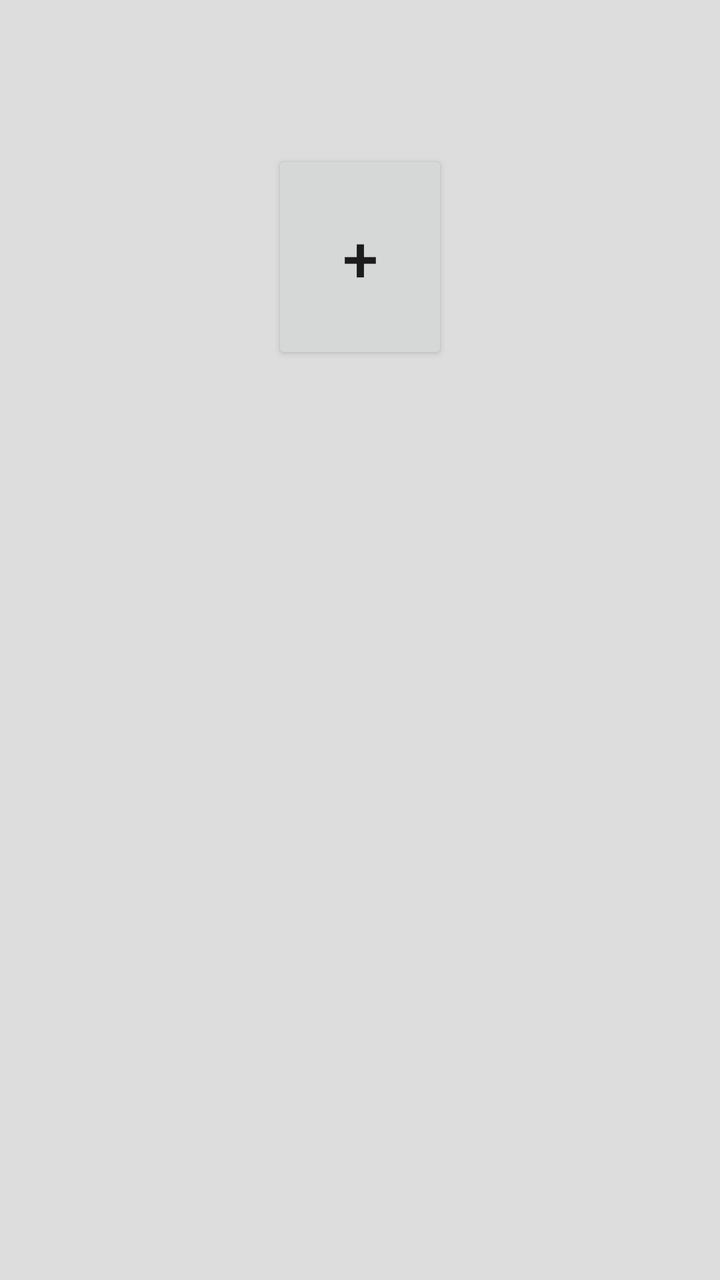
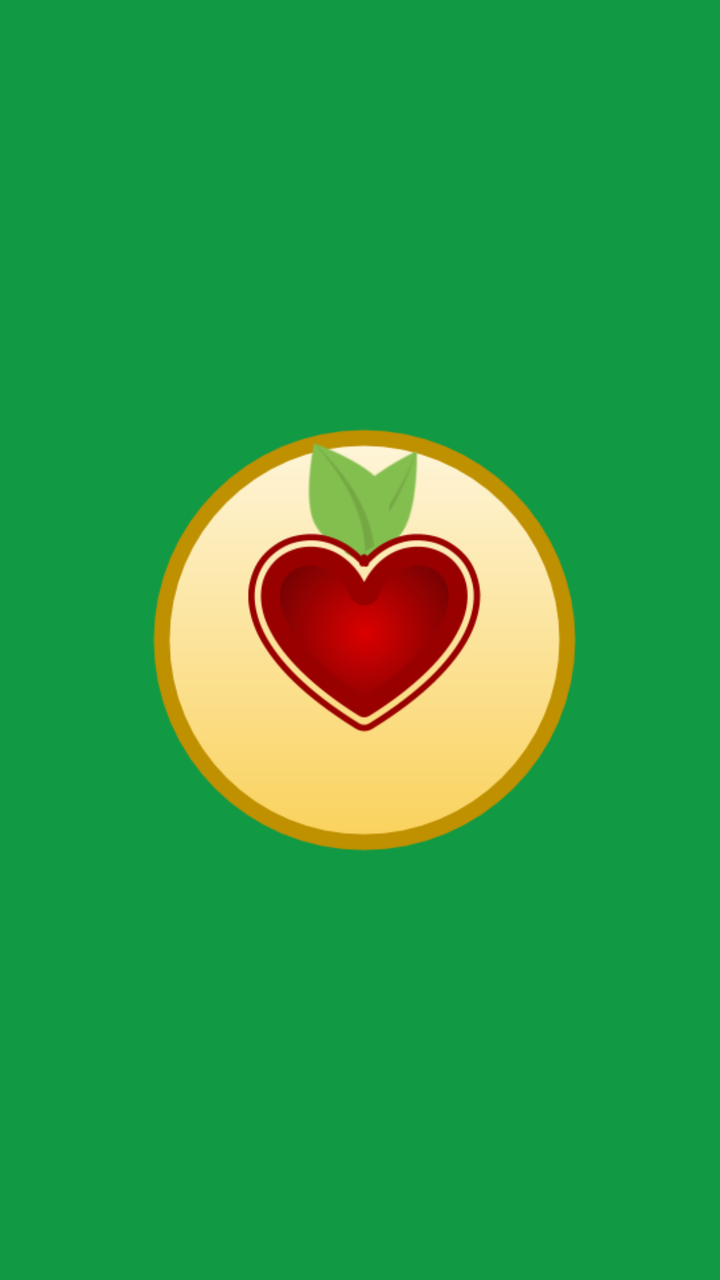

An Android layout rendered at two revisions. The XML below is the earlier revision; the diff shows what the commit changed to produce the second picture.
<!-- AndroidManifest.xml: application theme AppTheme -->
<!-- res/layout/fragment_placeholder.xml -->
<?xml version="1.0" encoding="utf-8"?>
<LinearLayout
    xmlns:android="http://schemas.android.com/apk/res/android"
    xmlns:tools="http://schemas.android.com/tools"
    android:id="@+id/placeholder_fragment"
    android:layout_width="match_parent"
    android:layout_height="match_parent"
    android:background="@color/colorNeutral"
    android:orientation="vertical"
    tools:context=".ui.HomeActivity">

    <TextView
        android:id="@+id/placeholder_message"
        android:layout_width="match_parent"
        android:layout_height="wrap_content"
        android:layout_marginBottom="@dimen/activity_vertical_margin"
        android:layout_marginEnd="@dimen/activity_horizontal_margin"
        android:layout_marginStart="@dimen/activity_horizontal_margin"
        android:layout_marginTop="@dimen/activity_vertical_margin"
        android:gravity="center"
        android:textSize="@dimen/text_size_paragraph_title"/>

    <Button
        android:id="@+id/placeholder_button"
        android:layout_width="wrap_content"
        android:layout_height="wrap_content"
        android:layout_marginTop="@dimen/activity_vertical_margin"
        android:padding="@dimen/button_padding"
        android:layout_gravity="center"
        android:textSize="@dimen/text_size_symbol"
        android:text="@string/symbol_increment_button"/>

</LinearLayout>
<!-- resources referenced by this layout -->
<resources>
  <color name="colorNeutral">#DDD</color>
  <dimen name="activity_horizontal_margin">16dp</dimen>
  <dimen name="activity_vertical_margin">16dp</dimen>
  <dimen name="button_padding">32dp</dimen>
  <dimen name="text_size_paragraph_title">20sp</dimen>
  <dimen name="text_size_symbol">32sp</dimen>
  <string name="symbol_increment_button">+</string>
  <style name="AppTheme" parent="Theme.AppCompat.Light.DarkActionBar">
          <item name="colorPrimary">@color/colorPrimary</item>
          <item name="colorPrimaryDark">@color/colorPrimaryDark</item>
          <item name="colorAccent">@color/colorAccent</item>
          <item name="popupMenuStyle">@style/AppTheme.PopupOverlay</item>
      </style>
  <color name="colorPrimary">#00B0FF</color>
  <color name="colorPrimaryDark">#0081CB</color>
  <color name="colorAccent">#FBC02D</color>
  <style name="AppTheme.PopupOverlay" parent="@android:style/Widget.PopupMenu">
          <item name="android:background">@color/colorPrimary</item>
      </style>
</resources>

<!-- the commit's change to res/layout/fragment_placeholder.xml (unified diff, before → after) -->
@@ -5,29 +5,41 @@
     android:id="@+id/placeholder_fragment"
     android:layout_width="match_parent"
     android:layout_height="match_parent"
-    android:background="@color/colorNeutral"
+    android:background="@color/colorConversionDark"
     android:orientation="vertical"
     tools:context=".ui.HomeActivity">
 
-    <TextView
-        android:id="@+id/placeholder_message"
+    <FrameLayout
+        android:id="@+id/placeholder_container"
         android:layout_width="match_parent"
-        android:layout_height="wrap_content"
-        android:layout_marginBottom="@dimen/activity_vertical_margin"
-        android:layout_marginEnd="@dimen/activity_horizontal_margin"
-        android:layout_marginStart="@dimen/activity_horizontal_margin"
-        android:layout_marginTop="@dimen/activity_vertical_margin"
-        android:gravity="center"
-        android:textSize="@dimen/text_size_paragraph_title"/>
+        android:layout_height="match_parent">
 
-    <Button
-        android:id="@+id/placeholder_button"
-        android:layout_width="wrap_content"
-        android:layout_height="wrap_content"
-        android:layout_marginTop="@dimen/activity_vertical_margin"
-        android:padding="@dimen/button_padding"
-        android:layout_gravity="center"
-        android:textSize="@dimen/text_size_symbol"
-        android:text="@string/symbol_increment_button"/>
+        <include layout="@layout/placeholder_launch"/>
+
+    </FrameLayout>
 
 </LinearLayout>
+<!-- res/layout/placeholder_launch.xml (included above) -->
+<?xml version="1.0" encoding="utf-8"?>
+<LinearLayout xmlns:android="http://schemas.android.com/apk/res/android"
+    xmlns:app="http://schemas.android.com/apk/res-auto"
+    android:id="@+id/launch_placeholder"
+    android:orientation="vertical"
+    android:layout_width="match_parent"
+    android:layout_height="match_parent">
+
+    <FrameLayout
+        android:layout_width="match_parent"
+        android:layout_height="match_parent"
+        android:padding="72dp">
+
+        <ImageView
+            android:layout_width="match_parent"
+            android:layout_height="wrap_content"
+            android:adjustViewBounds="true"
+            android:src="@mipmap/ic_launcher_round"
+            android:layout_gravity="center"/>
+
+    </FrameLayout>
+
+</LinearLayout>
<!-- resource entries referenced after the edit -->
@@ -1,12 +1,7 @@
 <!-- resources referenced by this layout -->
 <resources>
-  <color name="colorNeutral">#DDD</color>
-  <dimen name="activity_horizontal_margin">16dp</dimen>
-  <dimen name="activity_vertical_margin">16dp</dimen>
-  <dimen name="button_padding">32dp</dimen>
-  <dimen name="text_size_paragraph_title">20sp</dimen>
-  <dimen name="text_size_symbol">32sp</dimen>
-  <string name="symbol_increment_button">+</string>
+  <color name="colorConversionDark">#119944</color>
+  <!-- mipmap ic_launcher_round: png bitmap (mipmap-xxhdpi, 23946 bytes) -->
   <style name="AppTheme" parent="Theme.AppCompat.Light.DarkActionBar">
           <item name="colorPrimary">@color/colorPrimary</item>
           <item name="colorPrimaryDark">@color/colorPrimaryDark</item>
